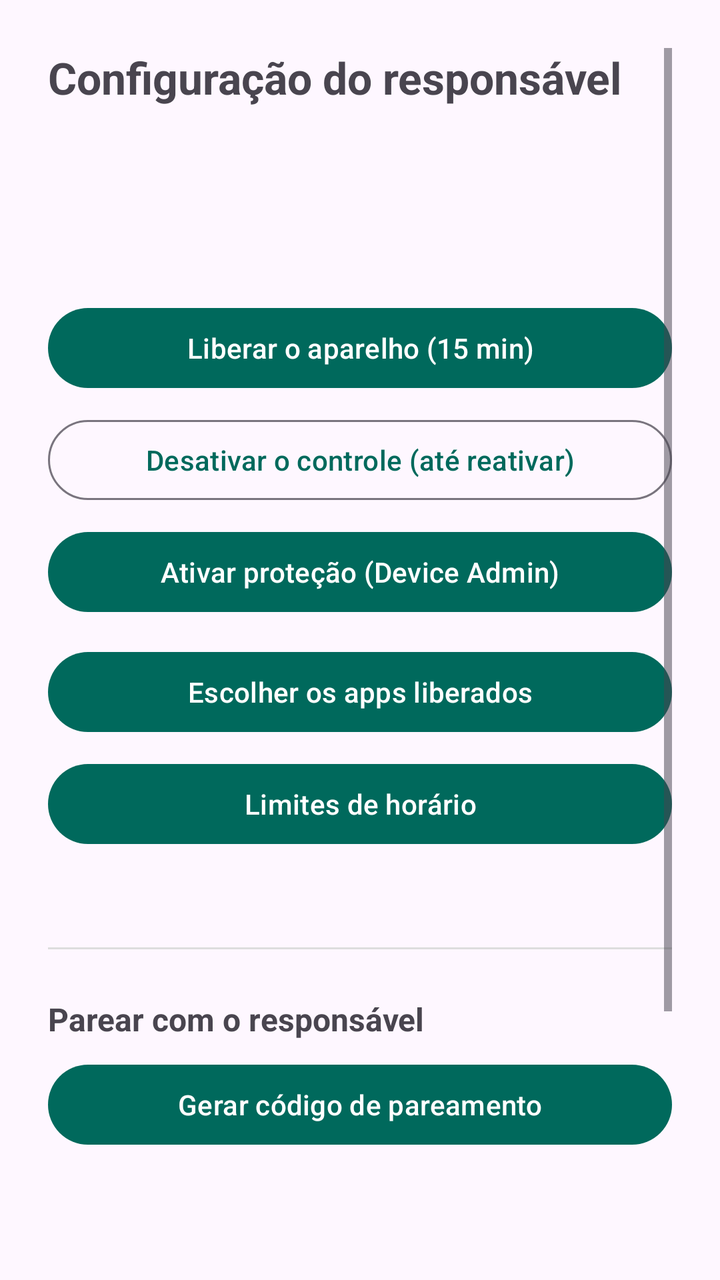
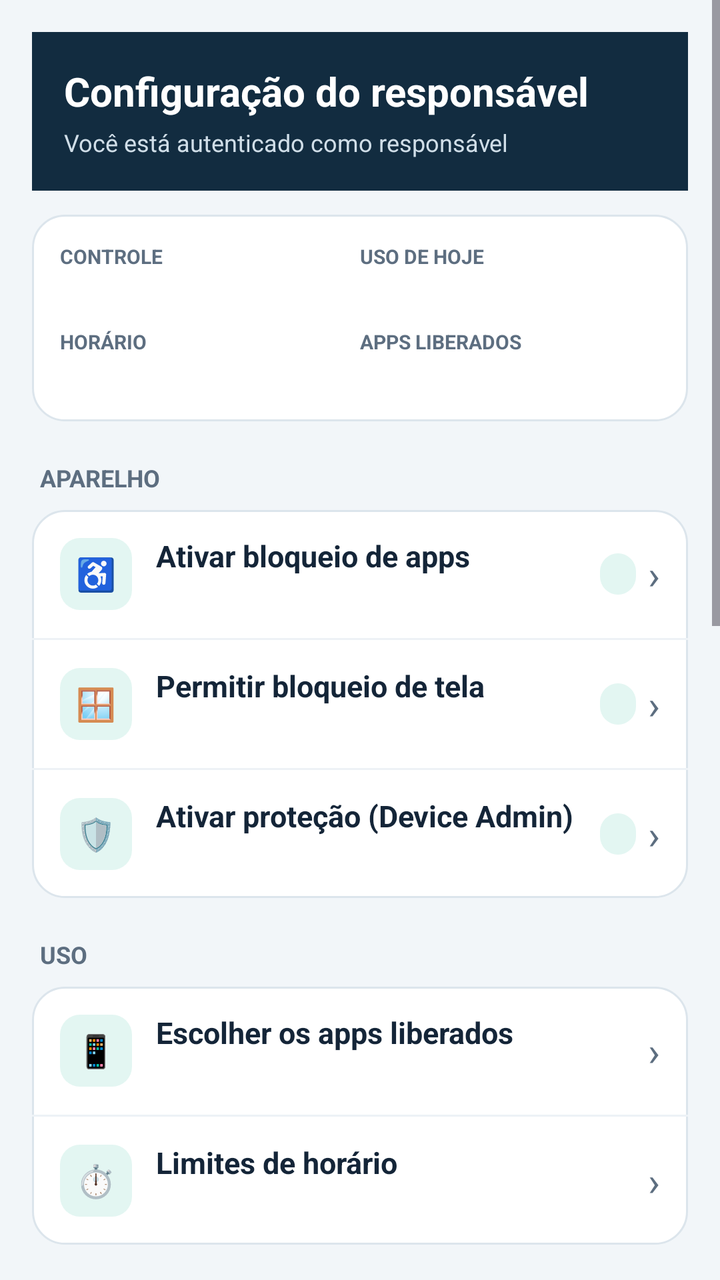

The first picture is an Android layout as it rendered before a commit; the second is the same layout after the commit. The layout source and the unified diff follow.
<!-- AndroidManifest.xml: application theme Theme.ControleInfantil -->
<!-- res/layout/activity_setup.xml -->
<?xml version="1.0" encoding="utf-8"?>
<ScrollView xmlns:android="http://schemas.android.com/apk/res/android"
    android:layout_width="match_parent"
    android:layout_height="match_parent"
    android:padding="24dp">

    <LinearLayout
        android:layout_width="match_parent"
        android:layout_height="wrap_content"
        android:orientation="vertical">

        <TextView
            android:layout_width="match_parent"
            android:layout_height="wrap_content"
            android:text="@string/setup_title"
            android:textSize="22sp"
            android:textStyle="bold"
            android:paddingBottom="16dp" />

        <TextView
            android:id="@+id/status"
            android:layout_width="match_parent"
            android:layout_height="wrap_content"
            android:textSize="16sp"
            android:paddingBottom="16dp" />

        <TextView
            android:id="@+id/deviceId"
            android:layout_width="match_parent"
            android:layout_height="wrap_content"
            android:textSize="14sp"
            android:textIsSelectable="true"
            android:paddingBottom="24dp" />

        <Button
            android:id="@+id/btnOverlay"
            style="@style/Widget.Material3.Button.TonalButton"
            android:layout_width="match_parent"
            android:layout_height="wrap_content"
            android:layout_marginBottom="8dp"
            android:text="@string/overlay_button"
            android:visibility="gone" />

        <Button
            android:id="@+id/btnUnlockDevice"
            android:layout_width="match_parent"
            android:layout_height="wrap_content"
            android:layout_marginBottom="8dp"
            android:text="@string/unlock_device_button" />

        
        <Button
            android:id="@+id/btnDisableControl"
            style="@style/Widget.Material3.Button.OutlinedButton"
            android:layout_width="match_parent"
            android:layout_height="wrap_content"
            android:layout_marginBottom="8dp"
            android:text="@string/disable_control_button" />

        <Button
            android:id="@+id/btnRelock"
            style="@style/Widget.Material3.Button.TonalButton"
            android:layout_width="match_parent"
            android:layout_height="wrap_content"
            android:layout_marginBottom="8dp"
            android:text="@string/relock_button"
            android:visibility="gone" />

        <Button
            android:id="@+id/btnAccessibility"
            style="@style/Widget.Material3.Button.TonalButton"
            android:layout_width="match_parent"
            android:layout_height="wrap_content"
            android:layout_marginBottom="8dp"
            android:text="@string/accessibility_button"
            android:visibility="gone" />

        <Button
            android:id="@+id/btnEnableAdmin"
            android:layout_width="match_parent"
            android:layout_height="wrap_content"
            android:text="@string/enable_admin" />

        <Button
            android:id="@+id/btnChooseApps"
            android:layout_width="match_parent"
            android:layout_height="wrap_content"
            android:text="@string/choose_apps"
            android:layout_marginTop="12dp" />

        <Button
            android:id="@+id/btnSchedule"
            android:layout_width="match_parent"
            android:layout_height="wrap_content"
            android:text="@string/schedule_button"
            android:layout_marginTop="8dp" />

        <TextView
            android:id="@+id/allowedSummary"
            android:layout_width="match_parent"
            android:layout_height="wrap_content"
            android:textSize="13sp"
            android:paddingTop="6dp" />

        <View
            android:layout_width="match_parent"
            android:layout_height="1dp"
            android:background="#DDDDDD"
            android:layout_marginVertical="24dp" />

        <TextView
            android:layout_width="match_parent"
            android:layout_height="wrap_content"
            android:text="@string/pairing_title"
            android:textStyle="bold"
            android:textSize="16sp"
            android:paddingBottom="8dp" />

        <Button
            android:id="@+id/btnPairingCode"
            android:layout_width="match_parent"
            android:layout_height="wrap_content"
            android:text="@string/pairing_button" />

        <TextView
            android:id="@+id/pairingCode"
            android:layout_width="match_parent"
            android:layout_height="wrap_content"
            android:gravity="center"
            android:textSize="28sp"
            android:textStyle="bold"
            android:letterSpacing="0.15"
            android:textIsSelectable="true"
            android:paddingVertical="12dp" />

        <TextView
            android:layout_width="match_parent"
            android:layout_height="wrap_content"
            android:text="@string/setup_hint"
            android:textSize="13sp"
            android:paddingTop="24dp" />

        
        <Button
            android:id="@+id/btnReleaseDevice"
            style="@style/Widget.Material3.Button.TextButton"
            android:layout_width="match_parent"
            android:layout_height="wrap_content"
            android:layout_marginTop="24dp"
            android:text="@string/release_button"
            android:textColor="#B00020"
            android:visibility="gone" />

    </LinearLayout>
</ScrollView>
<!-- resources referenced by this layout -->
<resources>
  <string name="disable_control_button">Desativar o controle (até reativar)</string>
  <string name="pairing_title">Parear com o responsável</string>
  <string name="unlock_device_button">Liberar o aparelho (15 min)</string>
  <!-- unchanged entries left out for length: 13 -->
</resources>

<!-- the commit's change to res/layout/activity_setup.xml (unified diff, before → after) -->
@@ -2,154 +2,352 @@
 <ScrollView xmlns:android="http://schemas.android.com/apk/res/android"
     android:layout_width="match_parent"
     android:layout_height="match_parent"
-    android:padding="24dp">
+    android:background="#F2F6F9"
+    android:fillViewport="true">
 
     <LinearLayout
         android:layout_width="match_parent"
         android:layout_height="wrap_content"
-        android:orientation="vertical">
-
-        <TextView
-            android:layout_width="match_parent"
-            android:layout_height="wrap_content"
-            android:text="@string/setup_title"
-            android:textSize="22sp"
-            android:textStyle="bold"
-            android:paddingBottom="16dp" />
+        android:orientation="vertical"
+        android:padding="16dp">
+
+        
+        <LinearLayout
+            android:layout_width="match_parent"
+            android:layout_height="wrap_content"
+            android:orientation="vertical"
+            android:background="#122C40"
+            android:padding="16dp">
+
+            <TextView
+                android:layout_width="match_parent"
+                android:layout_height="wrap_content"
+                android:text="@string/setup_title"
+                android:textColor="#FFFFFF"
+                android:textSize="20sp"
+                android:textStyle="bold" />
+
+            <TextView
+                android:layout_width="match_parent"
+                android:layout_height="wrap_content"
+                android:text="Você está autenticado como responsável"
+                android:textColor="#D0DEE8"
+                android:textSize="12sp"
+                android:paddingTop="4dp" />
+        </LinearLayout>
+
+        
+        <LinearLayout
+            android:layout_width="match_parent"
+            android:layout_height="wrap_content"
+            android:orientation="vertical"
+            android:background="@drawable/bg_card"
+            android:padding="14dp"
+            android:layout_marginTop="12dp">
+
+            <LinearLayout
+                android:layout_width="match_parent"
+                android:layout_height="wrap_content"
+                android:orientation="horizontal">
+
+                <LinearLayout
+                    android:layout_width="0dp"
+                    android:layout_height="wrap_content"
+                    android:layout_weight="1"
+                    android:orientation="vertical">
+
+                    <TextView
+                        android:layout_width="wrap_content"
+                        android:layout_height="wrap_content"
+                        android:text="@string/summary_control"
+                        android:textSize="10sp"
+                        android:textStyle="bold"
+                        android:textAllCaps="true"
+                        android:textColor="#5D6E80" />
+
+                    <TextView
+                        android:id="@+id/sumControl"
+                        android:layout_width="wrap_content"
+                        android:layout_height="wrap_content"
+                        android:textSize="14sp"
+                        android:textStyle="bold"
+                        android:textColor="#142538" />
+                </LinearLayout>
+
+                <LinearLayout
+                    android:layout_width="0dp"
+                    android:layout_height="wrap_content"
+                    android:layout_weight="1"
+                    android:orientation="vertical">
+
+                    <TextView
+                        android:layout_width="wrap_content"
+                        android:layout_height="wrap_content"
+                        android:text="@string/summary_usage"
+                        android:textSize="10sp"
+                        android:textStyle="bold"
+                        android:textAllCaps="true"
+                        android:textColor="#5D6E80" />
+
+                    <TextView
+                        android:id="@+id/sumUsage"
+                        android:layout_width="wrap_content"
+                        android:layout_height="wrap_content"
+                        android:textSize="14sp"
+                        android:textStyle="bold"
+                        android:textColor="#142538" />
+                </LinearLayout>
+            </LinearLayout>
+
+            <LinearLayout
+                android:layout_width="match_parent"
+                android:layout_height="wrap_content"
+                android:orientation="horizontal"
+                android:layout_marginTop="10dp">
+
+                <LinearLayout
+                    android:layout_width="0dp"
+                    android:layout_height="wrap_content"
+                    android:layout_weight="1"
+                    android:orientation="vertical">
+
+                    <TextView
+                        android:layout_width="wrap_content"
+                        android:layout_height="wrap_content"
+                        android:text="@string/summary_schedule"
+                        android:textSize="10sp"
+                        android:textStyle="bold"
+                        android:textAllCaps="true"
+                        android:textColor="#5D6E80" />
+
+                    <TextView
+                        android:id="@+id/sumSchedule"
+                        android:layout_width="wrap_content"
+                        android:layout_height="wrap_content"
+                        android:textSize="14sp"
+                        android:textStyle="bold"
+                        android:textColor="#142538" />
+                </LinearLayout>
+
+                <LinearLayout
+                    android:layout_width="0dp"
+                    android:layout_height="wrap_content"
+                    android:layout_weight="1"
+                    android:orientation="vertical">
+
+                    <TextView
+                        android:layout_width="wrap_content"
+                        android:layout_height="wrap_content"
+                        android:text="@string/summary_apps"
+                        android:textSize="10sp"
+                        android:textStyle="bold"
+                        android:textAllCaps="true"
+                        android:textColor="#5D6E80" />
+
+                    <TextView
+                        android:id="@+id/sumApps"
+                        android:layout_width="wrap_content"
+                        android:layout_height="wrap_content"
+                        android:textSize="14sp"
+                        android:textStyle="bold"
+                        android:textColor="#142538" />
+                </LinearLayout>
+            </LinearLayout>
+        </LinearLayout>
 
         <TextView
             android:id="@+id/status"
             android:layout_width="match_parent"
             android:layout_height="wrap_content"
-            android:textSize="16sp"
-            android:paddingBottom="16dp" />
-
+            android:textSize="13sp"
+            android:textColor="#B00020"
+            android:paddingTop="12dp"
+            android:visibility="gone" />
+
+        
+        <TextView style="@style/SetupSection" android:text="@string/section_device" />
+        <LinearLayout style="@style/SetupCard">
+
+            <LinearLayout android:id="@+id/btnAccessibility" style="@style/SetupRow">
+                <TextView style="@style/SetupIcon" android:text="♿" />
+                <LinearLayout style="@style/SetupText">
+                    <TextView style="@style/SetupTitle" android:text="@string/accessibility_button" />
+                    <TextView android:id="@+id/accessSub" style="@style/SetupSub" />
+                </LinearLayout>
+                <TextView android:id="@+id/accessPill" style="@style/SetupPill" />
+                <TextView style="@style/SetupChevron" />
+            </LinearLayout>
+            <View style="@style/SetupDivider" />
+
+            <LinearLayout android:id="@+id/btnOverlay" style="@style/SetupRow">
+                <TextView style="@style/SetupIcon" android:text="🪟" />
+                <LinearLayout style="@style/SetupText">
+                    <TextView style="@style/SetupTitle" android:text="@string/overlay_button" />
+                    <TextView android:id="@+id/overlaySub" style="@style/SetupSub" />
+                </LinearLayout>
+                <TextView android:id="@+id/overlayPill" style="@style/SetupPill" />
+                <TextView style="@style/SetupChevron" />
+            </LinearLayout>
+            <View style="@style/SetupDivider" />
+
+            <LinearLayout android:id="@+id/btnEnableAdmin" style="@style/SetupRow">
+                <TextView style="@style/SetupIcon" android:text="🛡️" />
+                <LinearLayout style="@style/SetupText">
+                    <TextView style="@style/SetupTitle" android:text="@string/enable_admin" />
+                    <TextView android:id="@+id/adminSub" style="@style/SetupSub" />
+                </LinearLayout>
+                <TextView android:id="@+id/adminPill" style="@style/SetupPill" />
+                <TextView style="@style/SetupChevron" />
+            </LinearLayout>
+        </LinearLayout>
+
+        
+        <TextView style="@style/SetupSection" android:text="@string/section_usage" />
+        <LinearLayout style="@style/SetupCard">
+
+            <LinearLayout android:id="@+id/btnChooseApps" style="@style/SetupRow">
+                <TextView style="@style/SetupIcon" android:text="📱" />
+                <LinearLayout style="@style/SetupText">
+                    <TextView style="@style/SetupTitle" android:text="@string/choose_apps" />
+                    <TextView android:id="@+id/allowedSummary" style="@style/SetupSub" />
+                </LinearLayout>
+                <TextView style="@style/SetupChevron" />
+            </LinearLayout>
+            <View style="@style/SetupDivider" />
+
+            <LinearLayout android:id="@+id/btnSchedule" style="@style/SetupRow">
+                <TextView style="@style/SetupIcon" android:text="⏱️" />
+                <LinearLayout style="@style/SetupText">
+                    <TextView style="@style/SetupTitle" android:text="@string/schedule_button" />
+                    <TextView android:id="@+id/scheduleSub" style="@style/SetupSub" />
+                </LinearLayout>
+                <TextView style="@style/SetupChevron" />
+            </LinearLayout>
+        </LinearLayout>
+
+        
+        <TextView style="@style/SetupSection" android:text="@string/section_maintenance" />
+        <LinearLayout style="@style/SetupCard">
+
+            <LinearLayout android:id="@+id/btnUnlockDevice" style="@style/SetupRow">
+                <TextView style="@style/SetupIcon" android:text="🔓" />
+                <LinearLayout style="@style/SetupText">
+                    <TextView style="@style/SetupTitle" android:text="@string/unlock_title" />
+                    <TextView style="@style/SetupSub" android:text="@string/sub_unlock" />
+                </LinearLayout>
+                <TextView style="@style/SetupChevron" />
+            </LinearLayout>
+            <View android:id="@+id/divRelock" style="@style/SetupDivider" android:visibility="gone" />
+
+            <LinearLayout android:id="@+id/btnRelock" style="@style/SetupRow" android:visibility="gone">
+                <TextView style="@style/SetupIcon" android:text="🔒" />
+                <LinearLayout style="@style/SetupText">
+                    <TextView android:id="@+id/relockTitle" style="@style/SetupTitle" android:text="@string/relock_button" />
+                    <TextView android:id="@+id/relockSub" style="@style/SetupSub" android:text="@string/sub_relock" />
+                </LinearLayout>
+                <TextView style="@style/SetupChevron" />
+            </LinearLayout>
+            <View style="@style/SetupDivider" />
+
+            
+            <LinearLayout android:id="@+id/btnDisableControl" style="@style/SetupRow">
+                <TextView style="@style/SetupIcon" android:text="⏸️" />
+                <LinearLayout style="@style/SetupText">
+                    <TextView style="@style/SetupTitle" android:text="@string/disable_title" />
+                    <TextView style="@style/SetupSub" android:text="@string/sub_disable" />
+                </LinearLayout>
+                <TextView style="@style/SetupChevron" />
+            </LinearLayout>
+        </LinearLayout>
+
+        
+        <TextView style="@style/SetupSection" android:text="@string/section_pairing" />
+        <LinearLayout style="@style/SetupCard">
+
+            <LinearLayout android:id="@+id/btnPairingCode" style="@style/SetupRow">
+                <TextView style="@style/SetupIcon" android:text="🔑" />
+                <LinearLayout style="@style/SetupText">
+                    <TextView style="@style/SetupTitle" android:text="@string/pairing_button" />
+                    <TextView style="@style/SetupSub" android:text="@string/pairing_sub" />
+                </LinearLayout>
+                <TextView style="@style/SetupChevron" />
+            </LinearLayout>
+
+            <TextView
+                android:id="@+id/pairingCode"
+                android:layout_width="match_parent"
+                android:layout_height="wrap_content"
+                android:gravity="center"
+                android:background="@drawable/bg_code_box"
+                android:textSize="28sp"
+                android:textStyle="bold"
+                android:letterSpacing="0.15"
+                android:textColor="#142538"
+                android:textIsSelectable="true"
+                android:paddingVertical="14dp"
+                android:layout_marginTop="10dp" />
+
+            <TextView
+                android:layout_width="match_parent"
+                android:layout_height="wrap_content"
+                android:text="@string/setup_hint"
+                android:textSize="12sp"
+                android:textColor="#5D6E80"
+                android:paddingTop="10dp" />
+        </LinearLayout>
+
+        
+        <TextView
+            android:id="@+id/dangerSection"
+            style="@style/SetupSection"
+            android:text="@string/section_danger"
+            android:textColor="#B00020" />
+        <LinearLayout
+            android:id="@+id/dangerZone"
+            android:layout_width="match_parent"
+            android:layout_height="wrap_content"
+            android:orientation="vertical"
+            android:background="@drawable/bg_danger_dashed"
+            android:padding="6dp">
+
+            <TextView
+                android:layout_width="match_parent"
+                android:layout_height="wrap_content"
+                android:text="@string/danger_hint"
+                android:textSize="12sp"
+                android:textColor="#5D6E80"
+                android:paddingHorizontal="8dp"
+                android:paddingTop="6dp" />
+
+            <LinearLayout android:id="@+id/btnReleaseDevice" style="@style/SetupRow" android:visibility="gone">
+                <TextView style="@style/SetupIcon" android:text="⛔" android:background="#FBE9EC" />
+                <LinearLayout style="@style/SetupText">
+                    <TextView style="@style/SetupTitle" android:text="@string/release_button" android:textColor="#B00020" />
+                    <TextView style="@style/SetupSub" android:text="@string/sub_release" />
+                </LinearLayout>
+                <TextView style="@style/SetupChevron" />
+            </LinearLayout>
+        </LinearLayout>
+
+        
+        <TextView
+            android:layout_width="match_parent"
+            android:layout_height="wrap_content"
+            android:text="@string/status_details"
+            android:textSize="11sp"
+            android:textStyle="bold"
+            android:textAllCaps="true"
+            android:textColor="#5D6E80"
+            android:paddingTop="24dp"
+            android:paddingBottom="4dp" />
         <TextView
             android:id="@+id/deviceId"
             android:layout_width="match_parent"
             android:layout_height="wrap_content"
-            android:textSize="14sp"
+            android:textSize="12sp"
+            android:textColor="#5D6E80"
             android:textIsSelectable="true"
             android:paddingBottom="24dp" />
 
-        <Button
-            android:id="@+id/btnOverlay"
-            style="@style/Widget.Material3.Button.TonalButton"
-            android:layout_width="match_parent"
-            android:layout_height="wrap_content"
-            android:layout_marginBottom="8dp"
-            android:text="@string/overlay_button"
-            android:visibility="gone" />
-
-        <Button
-            android:id="@+id/btnUnlockDevice"
-            android:layout_width="match_parent"
-            android:layout_height="wrap_content"
-            android:layout_marginBottom="8dp"
-            android:text="@string/unlock_device_button" />
-
-        
-        <Button
-            android:id="@+id/btnDisableControl"
-            style="@style/Widget.Material3.Button.OutlinedButton"
-            android:layout_width="match_parent"
-            android:layout_height="wrap_content"
-            android:layout_marginBottom="8dp"
-            android:text="@string/disable_control_button" />
-
-        <Button
-            android:id="@+id/btnRelock"
-            style="@style/Widget.Material3.Button.TonalButton"
-            android:layout_width="match_parent"
-            android:layout_height="wrap_content"
-            android:layout_marginBottom="8dp"
-            android:text="@string/relock_button"
-            android:visibility="gone" />
-
-        <Button
-            android:id="@+id/btnAccessibility"
-            style="@style/Widget.Material3.Button.TonalButton"
-            android:layout_width="match_parent"
-            android:layout_height="wrap_content"
-            android:layout_marginBottom="8dp"
-            android:text="@string/accessibility_button"
-            android:visibility="gone" />
-
-        <Button
-            android:id="@+id/btnEnableAdmin"
-            android:layout_width="match_parent"
-            android:layout_height="wrap_content"
-            android:text="@string/enable_admin" />
-
-        <Button
-            android:id="@+id/btnChooseApps"
-            android:layout_width="match_parent"
-            android:layout_height="wrap_content"
-            android:text="@string/choose_apps"
-            android:layout_marginTop="12dp" />
-
-        <Button
-            android:id="@+id/btnSchedule"
-            android:layout_width="match_parent"
-            android:layout_height="wrap_content"
-            android:text="@string/schedule_button"
-            android:layout_marginTop="8dp" />
-
-        <TextView
-            android:id="@+id/allowedSummary"
-            android:layout_width="match_parent"
-            android:layout_height="wrap_content"
-            android:textSize="13sp"
-            android:paddingTop="6dp" />
-
-        <View
-            android:layout_width="match_parent"
-            android:layout_height="1dp"
-            android:background="#DDDDDD"
-            android:layout_marginVertical="24dp" />
-
-        <TextView
-            android:layout_width="match_parent"
-            android:layout_height="wrap_content"
-            android:text="@string/pairing_title"
-            android:textStyle="bold"
-            android:textSize="16sp"
-            android:paddingBottom="8dp" />
-
-        <Button
-            android:id="@+id/btnPairingCode"
-            android:layout_width="match_parent"
-            android:layout_height="wrap_content"
-            android:text="@string/pairing_button" />
-
-        <TextView
-            android:id="@+id/pairingCode"
-            android:layout_width="match_parent"
-            android:layout_height="wrap_content"
-            android:gravity="center"
-            android:textSize="28sp"
-            android:textStyle="bold"
-            android:letterSpacing="0.15"
-            android:textIsSelectable="true"
-            android:paddingVertical="12dp" />
-
-        <TextView
-            android:layout_width="match_parent"
-            android:layout_height="wrap_content"
-            android:text="@string/setup_hint"
-            android:textSize="13sp"
-            android:paddingTop="24dp" />
-
-        
-        <Button
-            android:id="@+id/btnReleaseDevice"
-            style="@style/Widget.Material3.Button.TextButton"
-            android:layout_width="match_parent"
-            android:layout_height="wrap_content"
-            android:layout_marginTop="24dp"
-            android:text="@string/release_button"
-            android:textColor="#B00020"
-            android:visibility="gone" />
-
     </LinearLayout>
 </ScrollView>
<!-- resource entries referenced after the edit -->
@@ -1,8 +1,141 @@
 <!-- resources referenced by this layout -->
 <resources>
-  <string name="disable_control_button">Desativar o controle (até reativar)</string>
-  <string name="pairing_title">Parear com o responsável</string>
-  <string name="unlock_device_button">Liberar o aparelho (15 min)</string>
+  <!-- drawable bg_card (drawable) -->
+  <?xml version="1.0" encoding="utf-8"?>
+  <shape xmlns:android="http://schemas.android.com/apk/res/android"
+      android:shape="rectangle">
+      <solid android:color="#FFFFFF" />
+      <stroke android:width="1dp" android:color="#DCE5EC" />
+      <corners android:radius="16dp" />
+  </shape>
+  <!-- drawable bg_code_box (drawable) -->
+  <?xml version="1.0" encoding="utf-8"?>
+  <shape xmlns:android="http://schemas.android.com/apk/res/android"
+      android:shape="rectangle">
+      <solid android:color="#F6F9FB" />
+      <corners android:radius="12dp" />
+  </shape>
+  <!-- drawable bg_danger_dashed (drawable) -->
+  <?xml version="1.0" encoding="utf-8"?>
+  <shape xmlns:android="http://schemas.android.com/apk/res/android"
+      android:shape="rectangle">
+      <solid android:color="#FFFFFF" />
+      <stroke android:width="1dp" android:color="#E8B6BF" android:dashWidth="6dp" android:dashGap="4dp" />
+      <corners android:radius="16dp" />
+  </shape>
+  <string name="danger_hint">Esta ação remove o controle do aparelho. Não dá para desfazer pelo app.</string>
+  <string name="disable_title">Desativar o controle</string>
+  <string name="pairing_sub">Gera um código de uso único para o primeiro responsável</string>
+  <string name="section_danger">Zona de risco</string>
+  <string name="section_device">Aparelho</string>
+  <string name="section_maintenance">Manutenção</string>
+  <string name="section_pairing">Pareamento</string>
+  <string name="section_usage">Uso</string>
+  <string name="status_details">Detalhes técnicos</string>
+  <string name="sub_disable">Tudo liberado até você reativar</string>
+  <string name="sub_release">Remove o controle. Exige confirmação.</string>
+  <string name="sub_relock">Volta a valer horário e limite</string>
+  <string name="sub_unlock">Aparelho sem bloqueio para manutenção</string>
+  <string name="summary_apps">Apps liberados</string>
+  <string name="summary_control">Controle</string>
+  <string name="summary_schedule">Horário</string>
+  <string name="summary_usage">Uso de hoje</string>
+  <string name="unlock_title">Liberar por 15 min</string>
+  <style name="SetupCard">
+          <item name="android:layout_width">match_parent</item>
+          <item name="android:layout_height">wrap_content</item>
+          <item name="android:orientation">vertical</item>
+          <item name="android:background">@drawable/bg_card</item>
+      </style>
+  <style name="SetupChevron">
+          <item name="android:layout_width">wrap_content</item>
+          <item name="android:layout_height">wrap_content</item>
+          <item name="android:text">›</item>
+          <item name="android:textSize">20sp</item>
+          <item name="android:textColor">#5D6E80</item>
+          <item name="android:layout_marginStart">6dp</item>
+      </style>
+  <style name="SetupDivider">
+          <item name="android:layout_width">match_parent</item>
+          <item name="android:layout_height">1dp</item>
+          <item name="android:background">#EDF2F6</item>
+      </style>
+  <style name="SetupIcon">
+          <item name="android:layout_width">36dp</item>
+          <item name="android:layout_height">36dp</item>
+          <item name="android:gravity">center</item>
+          <item name="android:textSize">16sp</item>
+          <item name="android:background">@drawable/bg_icon_square</item>
+          <item name="android:layout_marginEnd">12dp</item>
+      </style>
+  <style name="SetupPill">
+          <item name="android:layout_width">wrap_content</item>
+          <item name="android:layout_height">wrap_content</item>
+          <item name="android:background">@drawable/bg_pill</item>
+          <item name="android:paddingHorizontal">9dp</item>
+          <item name="android:paddingVertical">3dp</item>
+          <item name="android:textSize">11sp</item>
+          <item name="android:textStyle">bold</item>
+          <item name="android:textColor">#075A58</item>
+          <item name="android:layout_marginStart">8dp</item>
+      </style>
+  <style name="SetupRow">
+          <item name="android:layout_width">match_parent</item>
+          <item name="android:layout_height">wrap_content</item>
+          <item name="android:orientation">horizontal</item>
+          <item name="android:gravity">center_vertical</item>
+          <item name="android:minHeight">64dp</item>
+          <item name="android:paddingVertical">12dp</item>
+          <item name="android:paddingHorizontal">14dp</item>
+          <item name="android:clickable">true</item>
+          <item name="android:focusable">true</item>
+          <item name="android:background">?attr/selectableItemBackground</item>
+      </style>
+  <style name="SetupSection">
+          <item name="android:layout_width">match_parent</item>
+          <item name="android:layout_height">wrap_content</item>
+          <item name="android:textSize">12sp</item>
+          <item name="android:textStyle">bold</item>
+          <item name="android:textAllCaps">true</item>
+          <item name="android:textColor">#5D6E80</item>
+          <item name="android:paddingTop">20dp</item>
+          <item name="android:paddingBottom">8dp</item>
+          <item name="android:paddingHorizontal">4dp</item>
+      </style>
+  <style name="SetupSub">
+          <item name="android:layout_width">wrap_content</item>
+          <item name="android:layout_height">wrap_content</item>
+          <item name="android:textSize">12sp</item>
+          <item name="android:textColor">#5D6E80</item>
+          <item name="android:paddingTop">2dp</item>
+      </style>
+  <style name="SetupText">
+          <item name="android:layout_width">0dp</item>
+          <item name="android:layout_height">wrap_content</item>
+          <item name="android:layout_weight">1</item>
+          <item name="android:orientation">vertical</item>
+      </style>
+  <style name="SetupTitle">
+          <item name="android:layout_width">wrap_content</item>
+          <item name="android:layout_height">wrap_content</item>
+          <item name="android:textSize">15sp</item>
+          <item name="android:textStyle">bold</item>
+          <item name="android:textColor">#142538</item>
+      </style>
+  <!-- drawable bg_icon_square (drawable) -->
+  <?xml version="1.0" encoding="utf-8"?>
+  <shape xmlns:android="http://schemas.android.com/apk/res/android"
+      android:shape="rectangle">
+      <solid android:color="#E3F6F2" />
+      <corners android:radius="10dp" />
+  </shape>
+  <!-- drawable bg_pill (drawable) -->
+  <?xml version="1.0" encoding="utf-8"?>
+  <shape xmlns:android="http://schemas.android.com/apk/res/android"
+      android:shape="rectangle">
+      <solid android:color="#E3F6F2" />
+      <corners android:radius="999dp" />
+  </shape>
   <!-- unchanged entries left out for length: 13 -->
 </resources>
 
